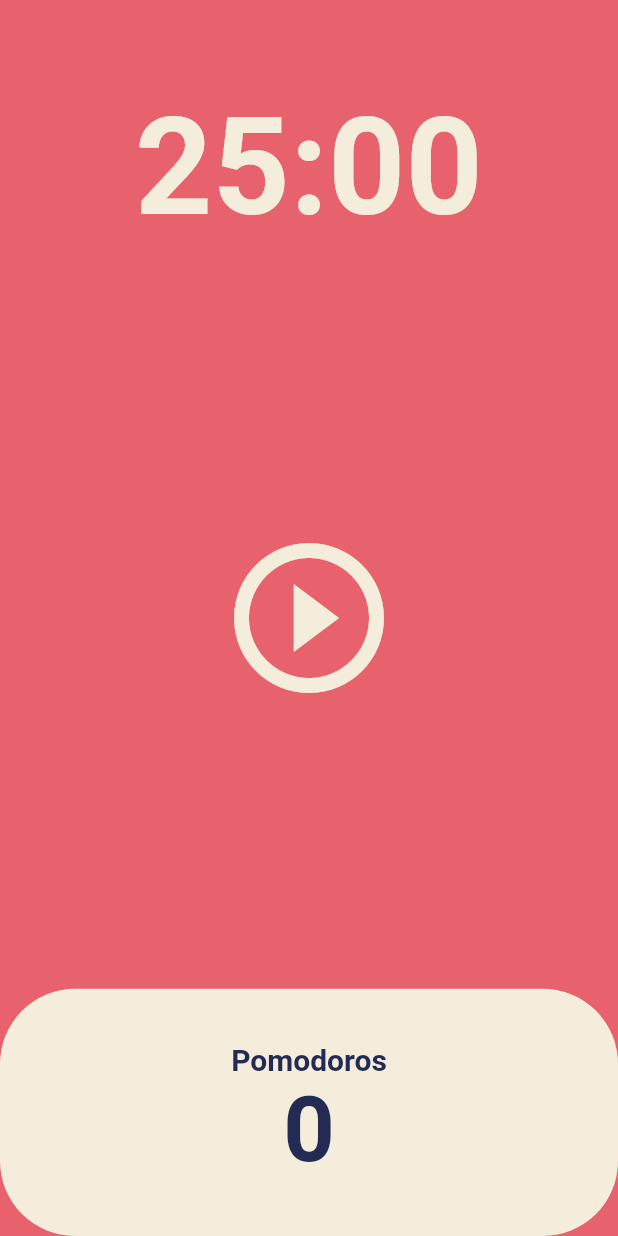
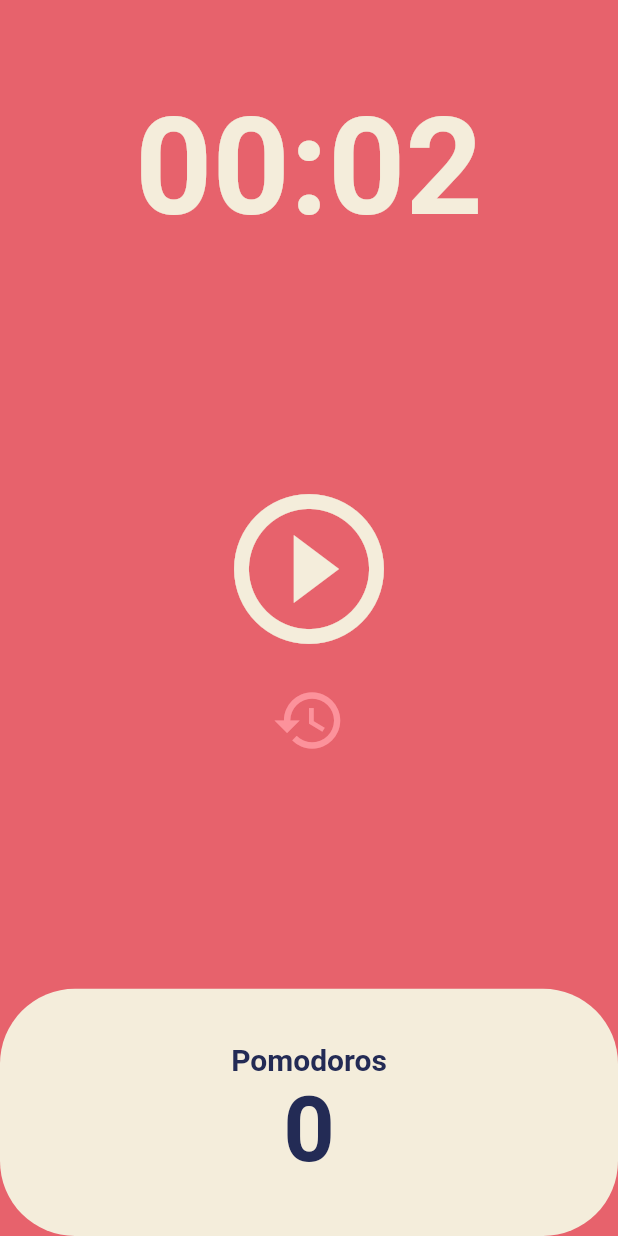
Before and after one commit to StudioZERONE/study_flutter_02_pomodoro, a Flutter app: the screen it shows after launch, on a phone screen of 412 x 824 dp. Run offline on Flutter 3.47's test engine with Material 2 defaults, Android fonts, the light colour scheme and no system bars.

Commit message:
Pomodoro App 완료

```diff
--- a/lib/main.dart
+++ b/lib/main.dart
@@ -19,6 +19,7 @@ class App extends StatelessWidget {
           ),
         ),
         cardColor: const Color(0xFFF4EDDB),
+        disabledColor: const Color.fromARGB(255, 252, 146, 155),
       ),
       home: const HomeScreen(),
     );
--- a/lib/screens/home_screen.dart
+++ b/lib/screens/home_screen.dart
@@ -10,20 +10,17 @@ class HomeScreen extends StatefulWidget {
 }
 
 class _HomeScreenState extends State<HomeScreen> {
-  static const twentyFiveMinutes = 1500;
+  static const twentyFiveMinutes = 2;
   int totalSeconds = twentyFiveMinutes;
   bool isRunning = false;
+  bool isReady = true;
   int totalPomodoros = 0;
   late Timer timer;
 
   void onTick(Timer timer) {
     if (totalSeconds == 0) {
-      setState(() {
       totalPomodoros = totalPomodoros + 1;
-        isRunning = false;
-        totalSeconds = twentyFiveMinutes;
-      });
-      timer.cancel();
+      onResetPressed();
     } else {
       setState(
         () {
@@ -41,6 +38,7 @@ class _HomeScreenState extends State<HomeScreen> {
     setState(
       () {
         isRunning = true;
+        isReady = false;
       },
     );
   }
@@ -50,6 +48,18 @@ class _HomeScreenState extends State<HomeScreen> {
     setState(
       () {
         isRunning = false;
+        isReady = false;
+      },
+    );
+  }
+
+  void onResetPressed() {
+    timer.cancel();
+    setState(
+      () {
+        isRunning = false;
+        isReady = true;
+        totalSeconds = twentyFiveMinutes;
       },
     );
   }
@@ -81,8 +91,10 @@ class _HomeScreenState extends State<HomeScreen> {
           ),
           Flexible(
             flex: 3,
-            child: Center(
-              child: IconButton(
+            child: Column(
+              mainAxisAlignment: MainAxisAlignment.center,
+              children: [
+                IconButton(
                   iconSize: 120,
                   color: Theme.of(context).cardColor,
                   onPressed: isRunning ? onPausePressed : onStartPressed,
@@ -90,6 +102,15 @@ class _HomeScreenState extends State<HomeScreen> {
                       ? Icons.pause_circle_filled_outlined
                       : Icons.play_circle_outline),
                 ),
+                IconButton(
+                  iconSize: 50,
+                  color: isReady
+                      ? Theme.of(context).disabledColor
+                      : Theme.of(context).cardColor,
+                  onPressed: isReady ? null : onResetPressed,
+                  icon: const Icon(Icons.restore),
+                ),
+              ],
             ),
           ),
           Flexible(
```
Lines whose indentation alone changed are shown as unchanged.
